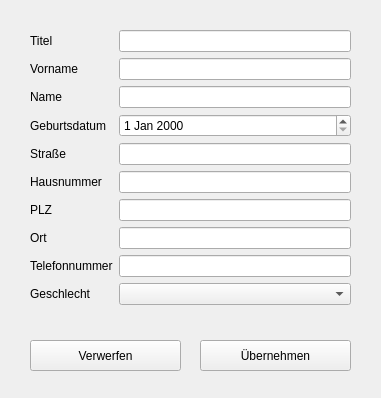
The window that view/ui/patientformwidget.ui (cavoq/patient-management-system) describes before a commit, drawn with Qt 5.
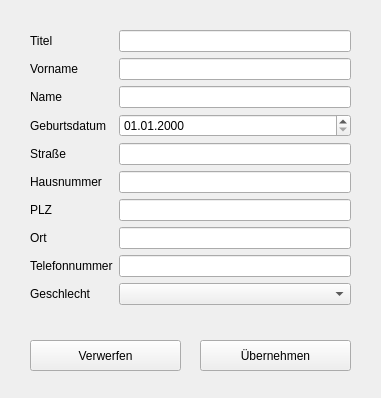
The same window after the commit.

Commit message: updated setting of form data

Diff of the .ui file:
```diff
--- a/view/ui/patientformwidget.ui
+++ b/view/ui/patientformwidget.ui
@@ -90,7 +90,11 @@
      </widget>
     </item>
     <item row="3" column="1">
-     <widget class="QDateEdit" name="birthDateDateEdit"/>
+     <widget class="QDateEdit" name="birthDateDateEdit">
+      <property name="displayFormat">
+       <string>dd.MM.yyyy</string>
+      </property>
+     </widget>
     </item>
     <item row="4" column="0">
      <widget class="QLabel" name="streetLabel">
```
The commit also changes 1 other file.
